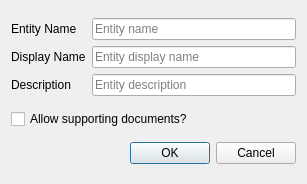
The window that ui/wizard/ui_entity.ui (gltn/stdm) describes before a commit, drawn with Qt 5.
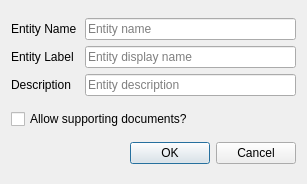
The same window after the commit.

Commit message: Changed labels in Column and Entity forms

The edit to the form file:
```diff
--- a/ui/wizard/ui_entity.ui
+++ b/ui/wizard/ui_entity.ui
@@ -89,7 +89,7 @@
      <item row="1" column="0">
       <widget class="QLabel" name="label_3">
        <property name="text">
-        <string>Display Name</string>
+        <string>Entity Label</string>
        </property>
       </widget>
      </item>
```
The commit also changes 3 other files.
